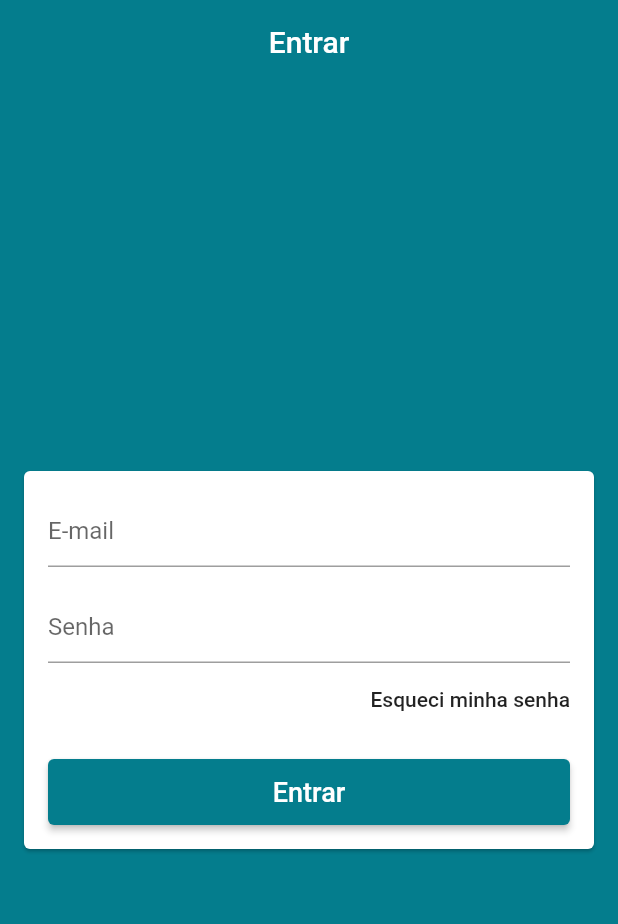
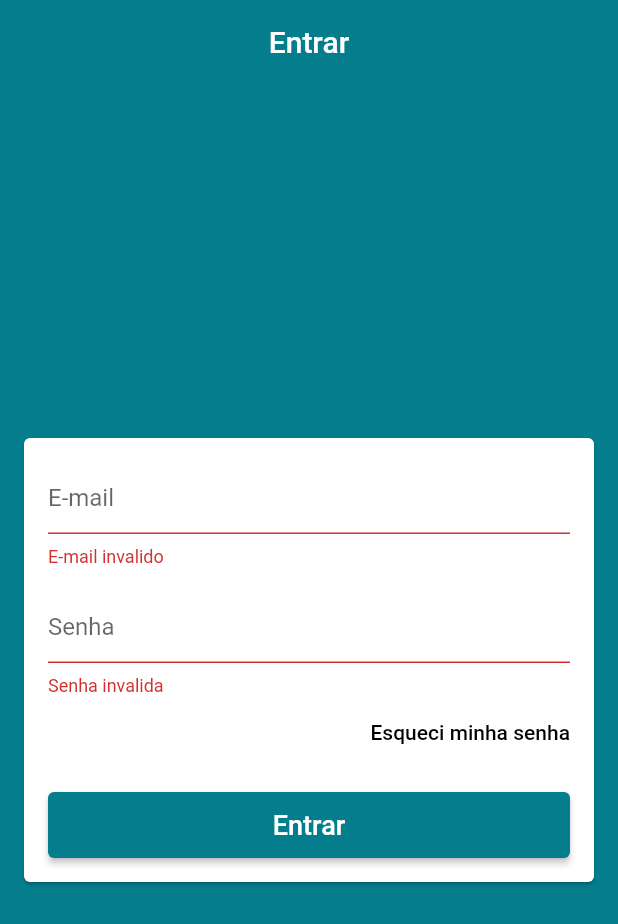
Before and after one commit to Hugorc10/LojaVirtual, a Flutter app: the screen it shows after launch, after a tap on "Entrar", on a phone screen of 412 x 824 dp. Shown: the top 924 px of the screen. Run offline on Flutter 3.47's test engine with Material 2 defaults, Android fonts, the phone set to English and light mode, and no system bars; our stand-ins replace firebase_core; accounts and stored records are empty.

Commit message:
Validators criado para a tela de login

```diff
--- /dev/null
+++ b/lib/helpers/validators.dart
@@ -0,0 +1,5 @@
+bool emailValid(String email) {
+  final RegExp regex = RegExp(
+      r"^(([^<>()[\]\\.,;:\s@\']+(\.[^<>()[\]\\.,;:\s@\']+)*)|(\'.+\'))@((\[[0-9]{1,3}\.[0-9]{1,3}\.[0-9]{1,3}\.[0-9]{1,3}\])|(([a-zA-Z\-0-9]+\.)+[a-zA-Z]{2,}))$");
+  return regex.hasMatch(email);
+}
--- a/lib/screens/login/login_screen.dart
+++ b/lib/screens/login/login_screen.dart
@@ -1,6 +1,18 @@
 import 'package:flutter/material.dart';
+import 'package:loja_virtual/helpers/validators.dart';
 
 class LoginScreen extends StatelessWidget {
+
+  final TextEditingController emailController = TextEditingController();
+  final TextEditingController passController = TextEditingController();
+
+  final GlobalKey<FormState> formKey = GlobalKey<FormState>();
+  final ButtonStyle flatButtonStyle = TextButton.styleFrom(
+    primary: Colors.black,
+    // backgroundColor: Colors.black,,
+    padding: EdgeInsets.all(0)
+  );
+
   @override
   Widget build(BuildContext context) {
     return Scaffold(
@@ -11,20 +23,30 @@ class LoginScreen extends StatelessWidget {
       body: Center(
         child: Card(
           margin: const EdgeInsets.symmetric(horizontal: 16),
+          child: Form(
+            key: formKey,
             child: ListView(
               padding: const EdgeInsets.all(16),
               shrinkWrap: true,
               children: <Widget>[
                 TextFormField(
+                  controller: emailController,
                   decoration: const InputDecoration(hintText: 'E-mail'),
                   keyboardType: TextInputType.emailAddress,
                   autocorrect: false,
                   validator: (email) {
+                    if(!emailValid(email!)) {
+                      return 'E-mail invalido';
+                    } else {
                       return null;
+
+                    }
                   },
+
                 ),
                 const SizedBox(height: 16,),
                 TextFormField(
+                  controller: passController,
                   decoration: const InputDecoration(hintText: 'Senha'),
                   keyboardType: TextInputType.emailAddress,
                   autocorrect: false,
@@ -38,11 +60,11 @@ class LoginScreen extends StatelessWidget {
                 ),
                 Align(
                   alignment: Alignment.centerRight,
-                child: FlatButton(
+                  child: TextButton(
+                    style: flatButtonStyle,
                     onPressed: () {
 
                     },
-                  padding: EdgeInsets.zero,
                     child: const Text(
                       'Esqueci minha senha'
                     ),
@@ -53,7 +75,9 @@ class LoginScreen extends StatelessWidget {
                   height: 44,
                   child: ElevatedButton(
                     onPressed: () {
-
+                      if(formKey.currentState!.validate()) {
+                        print(emailController.text);
+                      }
                     },
                     style: ButtonStyle(
                       backgroundColor: MaterialStateProperty.all<Color>(Theme.of(context).primaryColor),
@@ -70,6 +94,7 @@ class LoginScreen extends StatelessWidget {
             ),
           ),
         ),
+      ),
     );
   }
 
```
Lines whose indentation alone changed are shown as unchanged.
